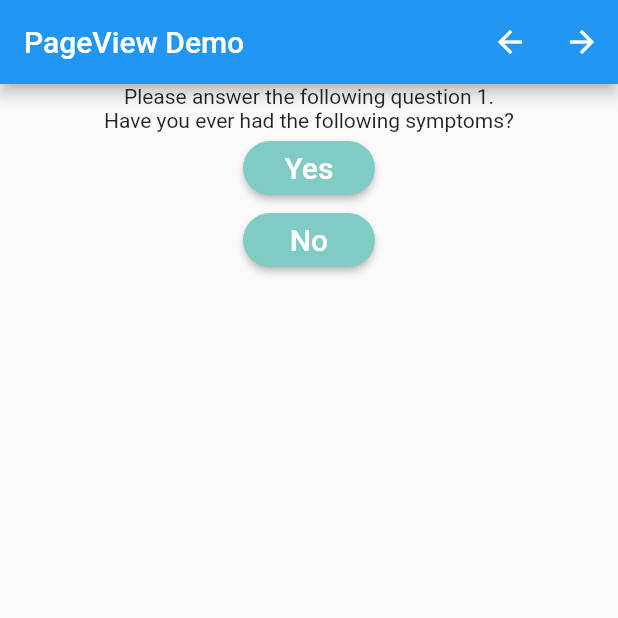
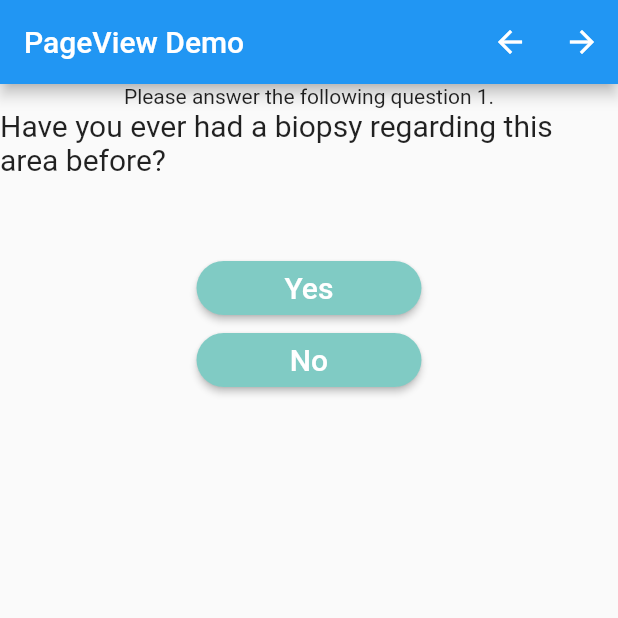
Before and after one commit to Endev-Brian-Kan/PageViewExercise, a Flutter app: the screen it shows after launch, on a phone screen of 412 x 824 dp, the top half of it. Run offline on Flutter 3.47's test engine with Material 2 defaults, Android fonts, the phone set to English and light mode, and no system bars.

Commit message:
Changed font size for the question and added SizedBox height of 50 for space between the question and the buttons

```diff
--- a/lib/main.dart
+++ b/lib/main.dart
@@ -15,7 +15,7 @@ class _HomePageState extends State<HomePage> {
 
   @override
   Widget build(BuildContext context) {
-    var questions = ["Question 1?", "Question 2?", "Question 3?"];
+    // var questions = ["Question 1?", "Question 2?", "Question 3?"];
 
     return Scaffold(
         appBar: AppBar(title: Text('PageView Demo'), actions: [
@@ -49,9 +49,95 @@ class _HomePageState extends State<HomePage> {
               // color: Colors.indigo,
               child: Column(
                 children: <Widget>[
-                  Text("Please answer the following question 1."),
-                  Text("Have you ever had the following symptoms?"),
-                  RaisedButton(
+                  Text(
+                    "Please answer the following question 1.",
+                  ),
+                  Text(
+                    "Have you ever had a biopsy regarding this area before?",
+                    style: TextStyle(
+                      fontSize: 20,
+                    ),
+                  ),
+                  SizedBox(height: 50),
+                  ButtonTheme(
+                    minWidth: 150,
+                    // height: 100,
+                    child: RaisedButton(
+                      shape: RoundedRectangleBorder(
+                          borderRadius: BorderRadius.circular(50)),
+                      color: Colors.teal[200],
+                      onPressed: () {
+                        pageController.animateToPage(++pageChanged,
+                            duration: Duration(milliseconds: 250),
+                            curve: Curves.bounceInOut);
+                      },
+                      child: Text(
+                        'Yes',
+                        style: TextStyle(fontSize: 20, color: Colors.white),
+                      ),
+                    ),
+                  ),
+                  // RaisedButton(
+                  //   shape: RoundedRectangleBorder(
+                  //       borderRadius: BorderRadius.circular(50)),
+                  //   color: Colors.teal[200],
+                  //   onPressed: () {
+                  //     pageController.animateToPage(++pageChanged,
+                  //         duration: Duration(milliseconds: 250),
+                  //         curve: Curves.bounceInOut);
+                  //   },
+                  //   child: Text('Yes',
+                  //       style: TextStyle(fontSize: 20, color: Colors.white)),
+                  // ),
+                  ButtonTheme(
+                    minWidth: 150,
+                    child: RaisedButton(
+                      shape: RoundedRectangleBorder(
+                          borderRadius: BorderRadius.circular(50)),
+                      color: Colors.teal[200],
+                      onPressed: () {
+                        pageController.animateToPage(--pageChanged,
+                            duration: Duration(milliseconds: 250),
+                            curve: Curves.bounceInOut);
+                      },
+                      child: Text(
+                        'No',
+                        style: TextStyle(fontSize: 20, color: Colors.white),
+                      ),
+                    ),
+                  ),
+                  // RaisedButton(
+                  //   shape: RoundedRectangleBorder(
+                  //       borderRadius: BorderRadius.circular(50)),
+                  //   color: Colors.teal[200],
+                  //   onPressed: () {
+                  //     pageController.animateToPage(--pageChanged,
+                  //         duration: Duration(milliseconds: 250),
+                  //         curve: Curves.bounceInOut);
+                  //   },
+                  //   child: Text('No',
+                  //       style: TextStyle(fontSize: 20, color: Colors.white)),
+                  // ),
+                ],
+              ),
+            ),
+            Container(
+              // color: Colors.red,
+              child: Column(
+                children: <Widget>[
+                  Text(
+                    "Please answer the following question 2.",
+                  ),
+                  Text(
+                    "Have you ever had a biopsy regarding this area before?",
+                    style: TextStyle(
+                      fontSize: 20,
+                    ),
+                  ),
+                  SizedBox(height: 15),
+                  ButtonTheme(
+                    minWidth: 150,
+                    child: RaisedButton(
                       shape: RoundedRectangleBorder(
                           borderRadius: BorderRadius.circular(50)),
                       color: Colors.teal[200],
@@ -63,7 +149,22 @@ class _HomePageState extends State<HomePage> {
                       child: Text('Yes',
                           style: TextStyle(fontSize: 20, color: Colors.white)),
                     ),
-                  RaisedButton(
+                  ),
+                  // RaisedButton(
+                  //   shape: RoundedRectangleBorder(
+                  //       borderRadius: BorderRadius.circular(50)),
+                  //   color: Colors.teal[200],
+                  //   onPressed: () {
+                  //     pageController.animateToPage(++pageChanged,
+                  //         duration: Duration(milliseconds: 250),
+                  //         curve: Curves.bounceInOut);
+                  //   },
+                  //   child: Text('Yes',
+                  //       style: TextStyle(fontSize: 20, color: Colors.white)),
+                  // ),
+                  ButtonTheme(
+                    minWidth: 150,
+                    child: RaisedButton(
                       shape: RoundedRectangleBorder(
                           borderRadius: BorderRadius.circular(50)),
                       color: Colors.teal[200],
@@ -75,16 +176,39 @@ class _HomePageState extends State<HomePage> {
                       child: Text('No',
                           style: TextStyle(fontSize: 20, color: Colors.white)),
                     ),
+                  ),
+                  // RaisedButton(
+                  //   shape: RoundedRectangleBorder(
+                  //       borderRadius: BorderRadius.circular(50)),
+                  //   color: Colors.teal[200],
+                  //   onPressed: () {
+                  //     pageController.animateToPage(--pageChanged,
+                  //         duration: Duration(milliseconds: 250),
+                  //         curve: Curves.bounceInOut);
+                  //   },
+                  //   child: Text('No',
+                  //       style: TextStyle(fontSize: 20, color: Colors.white)),
+                  // ),
                 ],
               ),
             ),
             Container(
-              // color: Colors.red,
+              // color: Colors.brown,
               child: Column(
                 children: <Widget>[
-                  Text("Please answer the following question 2."),
-                  Text("Have you ever had the following symptoms?"),
-                  RaisedButton(
+                  Text(
+                    "Please answer the following question 3.",
+                  ),
+                  Text(
+                    "Have you ever had a biopsy regarding this area before?",
+                    style: TextStyle(
+                      fontSize: 20,
+                    ),
+                  ),
+                  SizedBox(height: 15),
+                  ButtonTheme(
+                    minWidth: 150,
+                    child: RaisedButton(
                       shape: RoundedRectangleBorder(
                           borderRadius: BorderRadius.circular(50)),
                       color: Colors.teal[200],
@@ -96,7 +220,22 @@ class _HomePageState extends State<HomePage> {
                       child: Text('Yes',
                           style: TextStyle(fontSize: 20, color: Colors.white)),
                     ),
-                  RaisedButton(
+                  ),
+                  // RaisedButton(
+                  //   shape: RoundedRectangleBorder(
+                  //       borderRadius: BorderRadius.circular(50)),
+                  //   color: Colors.teal[200],
+                  //   onPressed: () {
+                  //     pageController.animateToPage(++pageChanged,
+                  //         duration: Duration(milliseconds: 250),
+                  //         curve: Curves.bounceInOut);
+                  //   },
+                  //   child: Text('Yes',
+                  //       style: TextStyle(fontSize: 20, color: Colors.white)),
+                  // ),
+                  ButtonTheme(
+                    minWidth: 150,
+                    child: RaisedButton(
                       shape: RoundedRectangleBorder(
                           borderRadius: BorderRadius.circular(50)),
                       color: Colors.teal[200],
@@ -108,39 +247,19 @@ class _HomePageState extends State<HomePage> {
                       child: Text('No',
                           style: TextStyle(fontSize: 20, color: Colors.white)),
                     ),
-                ],
                   ),
-            ),
-            Container(
-              // color: Colors.brown,
-              child: Column(
-                children: <Widget>[
-                  Text("Please answer the following question 3."),
-                  Text("Have you ever had the following symptoms?"),
-                  RaisedButton(
-                    shape: RoundedRectangleBorder(
-                        borderRadius: BorderRadius.circular(50)),
-                    color: Colors.teal[200],
-                    onPressed: () {
-                      pageController.animateToPage(++pageChanged,
-                          duration: Duration(milliseconds: 250),
-                          curve: Curves.bounceInOut);
-                    },
-                    child: Text('Yes',
-                        style: TextStyle(fontSize: 20, color: Colors.white)),
-                  ),
-                  RaisedButton(
-                    shape: RoundedRectangleBorder(
-                        borderRadius: BorderRadius.circular(50)),
-                    color: Colors.teal[200],
-                    onPressed: () {
-                      pageController.animateToPage(--pageChanged,
-                          duration: Duration(milliseconds: 250),
-                          curve: Curves.bounceInOut);
-                    },
-                    child: Text('No',
-                        style: TextStyle(fontSize: 20, color: Colors.white)),
-                  ),
+                  // RaisedButton(
+                  //   shape: RoundedRectangleBorder(
+                  //       borderRadius: BorderRadius.circular(50)),
+                  //   color: Colors.teal[200],
+                  //   onPressed: () {
+                  //     pageController.animateToPage(--pageChanged,
+                  //         duration: Duration(milliseconds: 250),
+                  //         curve: Curves.bounceInOut);
+                  //   },
+                  //   child: Text('No',
+                  //       style: TextStyle(fontSize: 20, color: Colors.white)),
+                  // ),
                 ],
               ),
             )
```
Lines whose indentation alone changed are shown as unchanged.
